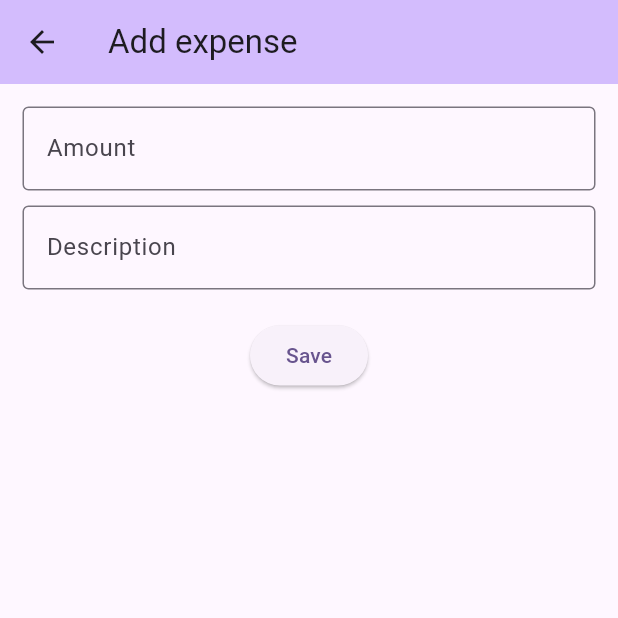
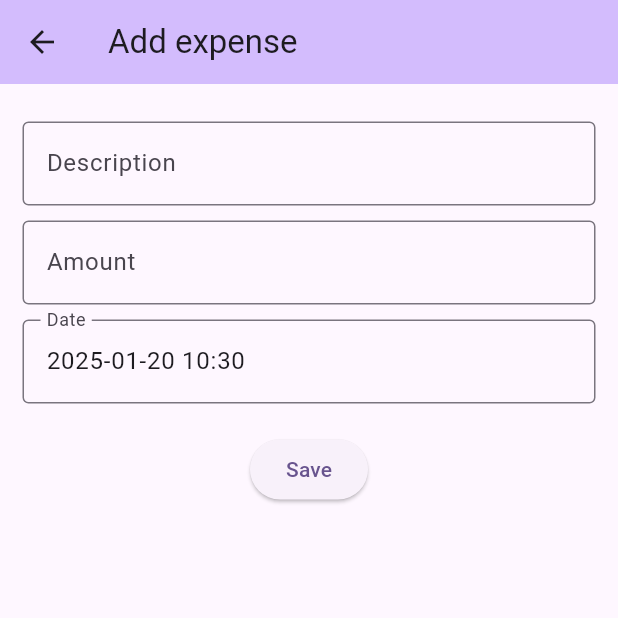
Before and after one commit to thanhbinh84/expense_tracker, a Flutter app: the TrxScreen screen opened by its route, on a phone screen of 412 x 824 dp, the top half of it. Run offline on Flutter 3.47's test engine with Material 3 defaults, Android fonts, the phone set to English and light mode, and no system bars; our stand-ins replace flutter_spinkit, fluttertoast, get, rxdart, shared_preferences; accounts and stored records are empty.

Commit message:
Transaction screen - add date picker

```diff
--- a/lib/core/util/utils.dart
+++ b/lib/core/util/utils.dart
@@ -37,7 +37,7 @@ class Utils {
     errorToast(e.toString());
   }
 
-  static final DateFormat dateTimeFormat = DateFormat('yyyy-MM-ddTHH:mm:ss.SSS');
+  static final DateFormat dateTimeFormat = DateFormat('yyyy-MM-dd HH:mm');
 
   DateTime? convertStringToDate(String dateString) {
     try {
--- a/lib/trx/trx_controller.dart
+++ b/lib/trx/trx_controller.dart
@@ -8,13 +8,16 @@ class TrxController extends BaseController {
   final trxRepository = Get.find<TrxRepository>();
   Trx trx = Trx(dateTime: DateTime.now());
 
-  updateTrx({String? amount, String? desc}) {
+  updateTrx({String? amount, String? desc, DateTime? dateTime}) {
 
     if (amount != null) {
       trx.amount = double.tryParse(amount) ?? 0;
     }
     if (desc != null) {
       trx.desc = desc;
+    }
+    if (dateTime != null) {
+      trx.dateTime = dateTime;
     }
   }
 
--- a/lib/trx/trx_screen.dart
+++ b/lib/trx/trx_screen.dart
@@ -1,3 +1,4 @@
+import 'package:expense_tracker/core/util/utils.dart';
 import 'package:expense_tracker/core/widget/base_screen.dart';
 import 'package:expense_tracker/trx/trx_controller.dart';
 import 'package:flutter/material.dart';
@@ -14,20 +15,14 @@ class TrxScreen extends GetView<TrxController> {
         Padding(
           padding: const EdgeInsets.all(15),
           child: Column(
-            children: [_amountInputView(context), _descriptionInputView(context), _saveButton(context)],
+            children: [
+              _descriptionInputView(context),
+              _amountInputView(context),
+              _dateInputView(context),
+              _saveButton(context)
+            ],
           ),
         ));
-  }
-
-  Widget _amountInputView(BuildContext context) {
-    return TextFormField(
-      decoration: const InputDecoration(
-        border: OutlineInputBorder(),
-        labelText: 'Amount',
-      ),
-      keyboardType: TextInputType.number,
-      onChanged: (value) => controller.updateTrx(amount: value),
-    );
   }
 
   Widget _descriptionInputView(BuildContext context) {
@@ -43,10 +38,50 @@ class TrxScreen extends GetView<TrxController> {
     );
   }
 
+  Widget _amountInputView(BuildContext context) {
+    return Padding(
+      padding: const EdgeInsets.only(top: 10),
+      child: TextFormField(
+        decoration: const InputDecoration(
+          border: OutlineInputBorder(),
+          labelText: 'Amount',
+        ),
+        keyboardType: TextInputType.number,
+        onChanged: (value) => controller.updateTrx(amount: value),
+      ),
+    );
+  }
+
+  Widget _dateInputView(BuildContext context) {
+    return Padding(
+      padding: const EdgeInsets.only(top: 10),
+      child: TextFormField(
+        initialValue: utils.convertDateToString(controller.trx.dateTime),
+        showCursor: false,
+        readOnly: true,
+        decoration: const InputDecoration(
+          border: OutlineInputBorder(),
+          labelText: 'Date',
+        ),
+        keyboardType: TextInputType.number,
+        onTap: () => _showDatePicker(context),
+      ),
+    );
+  }
+
   _saveButton(BuildContext ctx) {
     return Padding(
       padding: const EdgeInsets.all(20),
       child: ElevatedButton(onPressed: () => controller.saveTrx(), child: Text('Save')),
     );
   }
+
+  _showDatePicker(context) async {
+    final today = controller.trx.dateTime ?? DateTime.now();
+    final firstDate = today.subtract(Duration(days: 365));
+    final DateTime? selectedDate = await showDatePicker(
+        context: context, initialDate: today, firstDate: firstDate, lastDate: today);
+
+    if (selectedDate != null && !context.mounted) controller.updateTrx(dateTime: selectedDate);
+  }
 }
```
